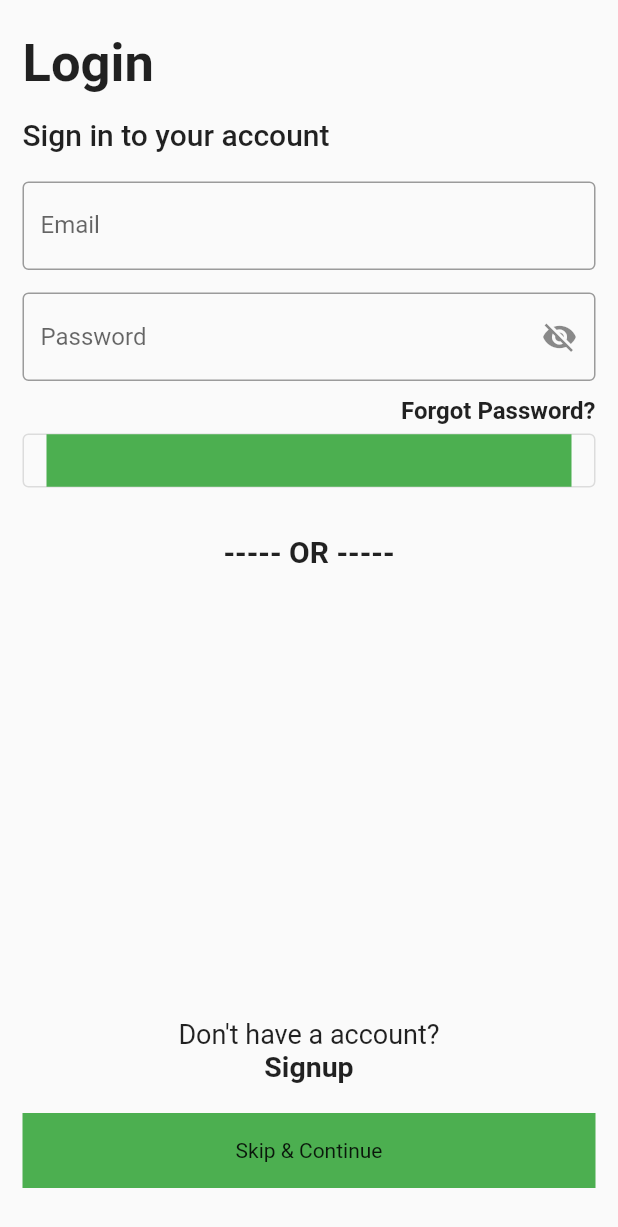
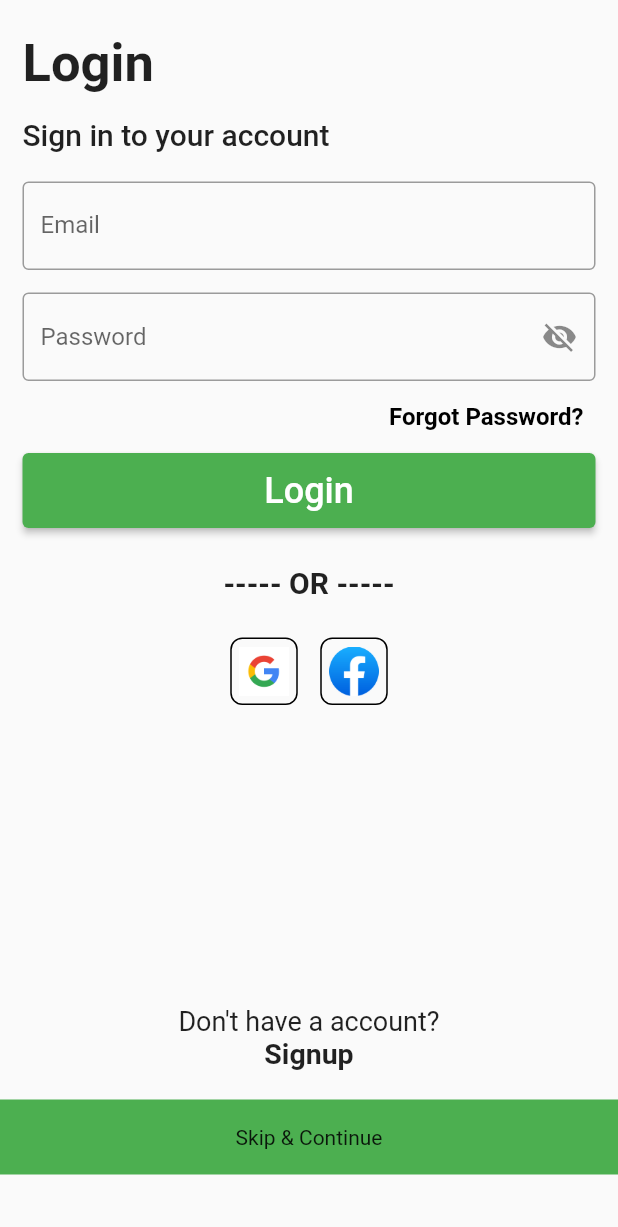
Before and after one commit to PARTHIVCHOVATIYA0408/food_zone, a Flutter app: the LoginScreen screen opened directly, on a phone screen of 412 x 824 dp. Shown: the top 1227 px of the screen. Run offline on Flutter 3.47's test engine with Material 2 defaults, Android fonts, the light colour scheme and no system bars.

Commit message:
All Complate

```diff
--- a/lib/screens/categories_screen.dart
+++ b/lib/screens/categories_screen.dart
@@ -106,7 +106,6 @@
                       item['Categories'][index]["name"],
                       style: const TextStyle(
                         fontSize: 14,
-                        // fontWeight: FontWeight.w600,
                       ),
                     ),
                   ],
--- a/lib/screens/login_screen.dart
+++ b/lib/screens/login_screen.dart
@@ -27,21 +27,22 @@
   Widget build(BuildContext context) {
     return Scaffold(
       body: SafeArea(
-        child: Padding(
-          padding: const EdgeInsets.only(
+        child: ListView(
+          children: [
+            Row(
+              children: const [
+                Padding(
+                  padding: EdgeInsets.only(
                     top: 22,
                     left: 15,
                     right: 15,
                   ),
-          child: Column(
-            children: [
-              Row(
-                children: const [
-                  Text(
+                  child: Text(
                     'Login',
                     style: TextStyle(
                       fontWeight: FontWeight.bold,
                       fontSize: 35,
+                    ),
                   ),
                 ),
               ],
@@ -49,7 +50,12 @@
             const SizedBox(
               height: 15,
             ),
-              Row(
+            Padding(
+              padding: const EdgeInsets.only(
+                left: 15,
+                right: 15,
+              ),
+              child: Row(
                 children: const [
                   Text(
                     'Sign in to your account',
@@ -60,10 +66,16 @@
                   ),
                 ],
               ),
+            ),
             const SizedBox(
               height: 20,
             ),
-              Form(
+            Padding(
+              padding: const EdgeInsets.only(
+                left: 15,
+                right: 15,
+              ),
+              child: Form(
                 key: formKey,
                 child: Column(
                   crossAxisAlignment: CrossAxisAlignment.start,
@@ -124,38 +136,46 @@
                         ),
                       ),
                     ),
-                    const SizedBox(
-                      height: 10,
-                    ),
                     Row(
                       mainAxisAlignment: MainAxisAlignment.end,
-                      children: const [
-                        Text(
+                      children: [
+                        TextButton(
+                          onPressed: () {},
+                          child: const Text(
                             'Forgot Password?',
                             style: TextStyle(
+                              color: Colors.black,
                               fontSize: 16,
                               fontWeight: FontWeight.w600,
                             ),
                           ),
+                        )
                       ],
                     ),
-                    OutlinedButton(
+                  ],
+                ),
+              ),
+            ),
+            Padding(
+              padding: const EdgeInsets.only(
+                left: 15,
+                right: 15,
+              ),
+              child: ElevatedButton(
+                style: ElevatedButton.styleFrom(
+                  backgroundColor: Colors.green,
+                  minimumSize: const Size.fromHeight(50), // NEW
+                ),
                 onPressed: () {
                   formKey.currentState!.validate();
                   if (formKey.currentState!.validate()) {
                     formKey.currentState!.save();
                   }
-                        // Navigator.pushAndRemoveUntil(
-                        //     context,
-                        //     MaterialPageRoute(
-                        //       builder: (context) => const TrandingScreen(),
-                        //     ),
-                        //     (route) => false);
                 },
-                      child: Container(
-                        height: 35,
-                        width: double.infinity,
-                        color: Colors.green,
+                child: const Text(
+                  'Login',
+                  style: TextStyle(fontSize: 24),
+                ),
               ),
             ),
             const SizedBox(
@@ -171,7 +191,48 @@
               ),
             ),
             const SizedBox(
-                      height: 300,
+              height: 25,
+            ),
+            Center(
+              child: Row(
+                mainAxisAlignment: MainAxisAlignment.center,
+                children: [
+                  Container(
+                    height: 45,
+                    width: 45,
+                    decoration: BoxDecoration(
+                      border: Border.all(width: 1),
+                      borderRadius: BorderRadius.circular(8),
+                    ),
+                    child: Padding(
+                      padding: const EdgeInsets.all(5),
+                      child: Image.asset(
+                        'assets/images/Google.png',
+                      ),
+                    ),
+                  ),
+                  const SizedBox(
+                    width: 15,
+                  ),
+                  Container(
+                    height: 45,
+                    width: 45,
+                    decoration: BoxDecoration(
+                      border: Border.all(width: 1),
+                      borderRadius: BorderRadius.circular(8),
+                    ),
+                    child: Padding(
+                      padding: const EdgeInsets.all(5),
+                      child: Image.asset(
+                        'assets/images/Facebook.png',
+                      ),
+                    ),
+                  ),
+                ],
+              ),
+            ),
+            const SizedBox(
+              height: 200,
             ),
             const Center(
               child: Text(
@@ -202,10 +263,6 @@
           ],
         ),
       ),
-            ],
-          ),
-        ),
-      ),
     );
   }
 }
```
Also changed, not shown: assets/images/Facebook.png (added), assets/images/Google.png (added). Lines whose indentation alone changed are shown as unchanged.
